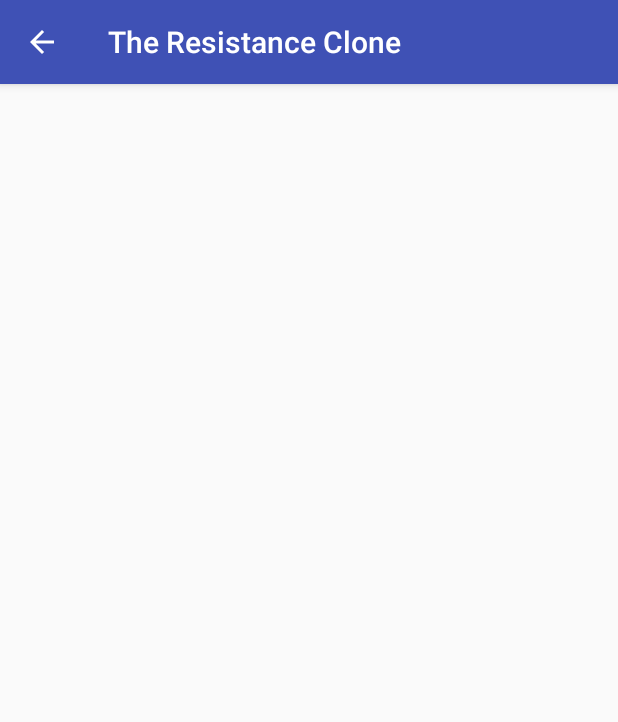
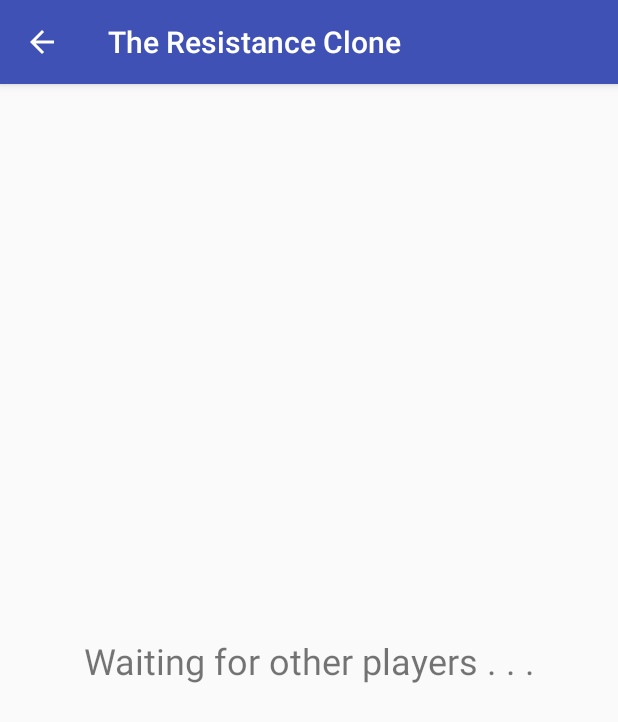
Before and after one commit to the-flatmates/resistance-clone, an Android app: the HostWait screen opened directly, with no data from a screen before it, on a phone screen of 412 x 824 dp. Shown: the top 722 px of the screen. Run offline under Robolectric (Android 15) with nearby library versions, the phone set to English and light mode, and no system bars.

Commit message:
Start host waiting intent on submitting host game

```diff
--- a/app/src/main/AndroidManifest.xml
+++ b/app/src/main/AndroidManifest.xml
@@ -1,6 +1,9 @@
 <?xml version="1.0" encoding="utf-8"?>
 <manifest xmlns:android="http://schemas.android.com/apk/res/android"
     package="com.flatmates.theresistanceclone">
+
+    <uses-permission android:name="android.permission.INTERNET" />
+    <uses-permission android:name="android.permission.ACCESS_NETWORK_STATE" />
 
     <application
         android:allowBackup="true"
@@ -9,6 +12,7 @@
         android:roundIcon="@mipmap/ic_launcher_round"
         android:supportsRtl="true"
         android:theme="@style/AppTheme">
+
         <activity android:name=".MainActivity">
             <intent-filter>
                 <action android:name="android.intent.action.MAIN" />
@@ -17,8 +21,8 @@
             </intent-filter>
         </activity>
         <activity
-            android:name=".DisplayMessageActivity"
-            android:parentActivityName=".MainActivity">
+            android:name=".HostWait"
+            android:parentActivityName=".HostGame">
 
             <!-- The meta-data tag is required if you support API level 15 and lower -->
             <meta-data
@@ -44,5 +48,4 @@
                 android:value=".MainActivity" />
         </activity>
     </application>
-
 </manifest>
--- a/app/src/main/java/com/flatmates/theresistanceclone/HostGame.java
+++ b/app/src/main/java/com/flatmates/theresistanceclone/HostGame.java
@@ -1,7 +1,9 @@
 package com.flatmates.theresistanceclone;
 
+import android.content.Intent;
 import android.support.v7.app.AppCompatActivity;
 import android.os.Bundle;
+import android.view.View;
 import android.widget.SeekBar;
 import android.widget.TextView;
 
@@ -27,13 +29,19 @@ public class HostGame extends AppCompatActivity {
 
             @Override
             public void onStartTrackingTouch(SeekBar seekBar) {
-
             }
 
             @Override
             public void onStopTrackingTouch(SeekBar seekBar) {
-
             }
         });
     }
+
+    /**
+     * Called when the user taps the submit button
+     */
+    public void submit(View view) {
+        Intent intent = new Intent(this, HostWait.class);
+        startActivity(intent);
+    }
 }
--- a/app/src/main/java/com/flatmates/theresistanceclone/DisplayMessageActivity.java
+++ b/app/src/main/java/com/flatmates/theresistanceclone/HostWait.java
@@ -5,19 +5,19 @@ import android.support.v7.app.AppCompatActivity;
 import android.os.Bundle;
 import android.widget.TextView;
 
-public class DisplayMessageActivity extends AppCompatActivity {
+public class HostWait extends AppCompatActivity {
 
     @Override
     protected void onCreate(Bundle savedInstanceState) {
         super.onCreate(savedInstanceState);
-        setContentView(R.layout.activity_display_message);
+        setContentView(R.layout.activity_host_wait);
 
         // Get the Intent that started this activity and extract the string
-        Intent intent = getIntent();
-        String message = intent.getStringExtra(MainActivity.EXTRA_MESSAGE);
+//        Intent intent = getIntent();
+//        String message = intent.getStringExtra(MainActivity.EXTRA_MESSAGE);
 
         // Capture the layout's TextView and set the string as its text
-        TextView textView = findViewById(R.id.textView);
-        textView.setText(message);
+//        TextView textView = findViewById(R.id.textView);
+//        textView.setText(message);
     }
 }
--- a/app/src/main/java/com/flatmates/theresistanceclone/MainActivity.java
+++ b/app/src/main/java/com/flatmates/theresistanceclone/MainActivity.java
@@ -20,7 +20,7 @@ public class MainActivity extends AppCompatActivity {
      * Called when the user taps the Send button
      */
 //    public void sendMessage(View view) {
-//        Intent intent = new Intent(this, DisplayMessageActivity.class);
+//        Intent intent = new Intent(this, HostWait.class);
 //        EditText editText = findViewById(R.id.editText);
 //        String message = editText.getText().toString();
 //        intent.putExtra(EXTRA_MESSAGE, message);
--- a/app/src/main/res/layout/activity_host_game.xml
+++ b/app/src/main/res/layout/activity_host_game.xml
@@ -97,6 +97,7 @@
         android:layout_width="wrap_content"
         android:layout_height="wrap_content"
         android:layout_marginBottom="8dp"
+        android:onClick="submit"
         android:text="@string/submit"
         app:layout_constraintBottom_toBottomOf="parent"
         app:layout_constraintEnd_toEndOf="parent"
--- a/app/src/main/res/layout/activity_display_message.xml
+++ b/app/src/main/res/layout/activity_host_wait.xml
@@ -4,16 +4,22 @@
     xmlns:tools="http://schemas.android.com/tools"
     android:layout_width="match_parent"
     android:layout_height="match_parent"
-    tools:context="com.flatmates.theresistanceclone.DisplayMessageActivity">
+    tools:context="com.flatmates.theresistanceclone.HostWait">
 
     <TextView
         android:id="@+id/textView"
         android:layout_width="wrap_content"
         android:layout_height="wrap_content"
-        android:layout_marginTop="16dp"
-        android:text="TextView"
-        android:textSize="14sp"
-        app:layout_constraintLeft_toLeftOf="parent"
-        app:layout_constraintRight_toRightOf="parent"
+        android:layout_marginBottom="8dp"
+        android:layout_marginEnd="8dp"
+        android:layout_marginLeft="8dp"
+        android:layout_marginRight="8dp"
+        android:layout_marginStart="8dp"
+        android:layout_marginTop="8dp"
+        android:text="Waiting for other players . . ."
+        android:textSize="24sp"
+        app:layout_constraintBottom_toBottomOf="parent"
+        app:layout_constraintEnd_toEndOf="parent"
+        app:layout_constraintStart_toStartOf="parent"
         app:layout_constraintTop_toTopOf="parent" />
 </android.support.constraint.ConstraintLayout>
--- a/app/src/main/res/layout/activity_join_game.xml
+++ b/app/src/main/res/layout/activity_join_game.xml
@@ -39,6 +39,7 @@
         android:ems="10"
         android:hint="@string/room_code_hint"
         android:inputType="textPersonName"
+        android:maxLength="6"
         android:textAllCaps="true"
         app:layout_constraintEnd_toEndOf="parent"
         app:layout_constraintHorizontal_bias="0.503"
```
